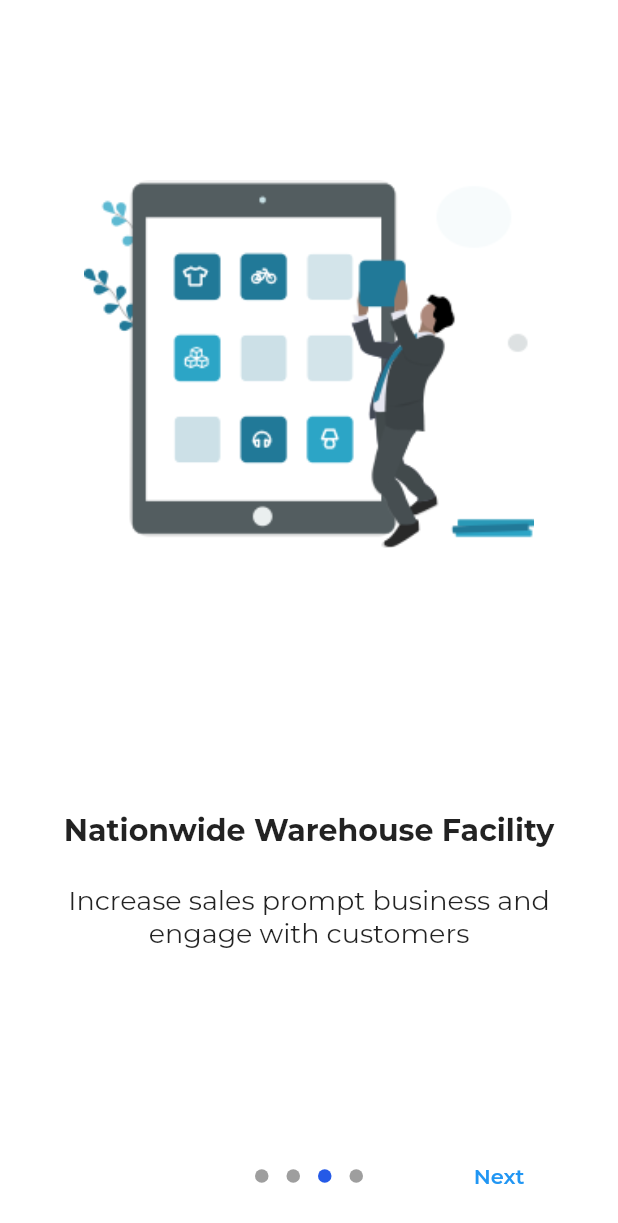
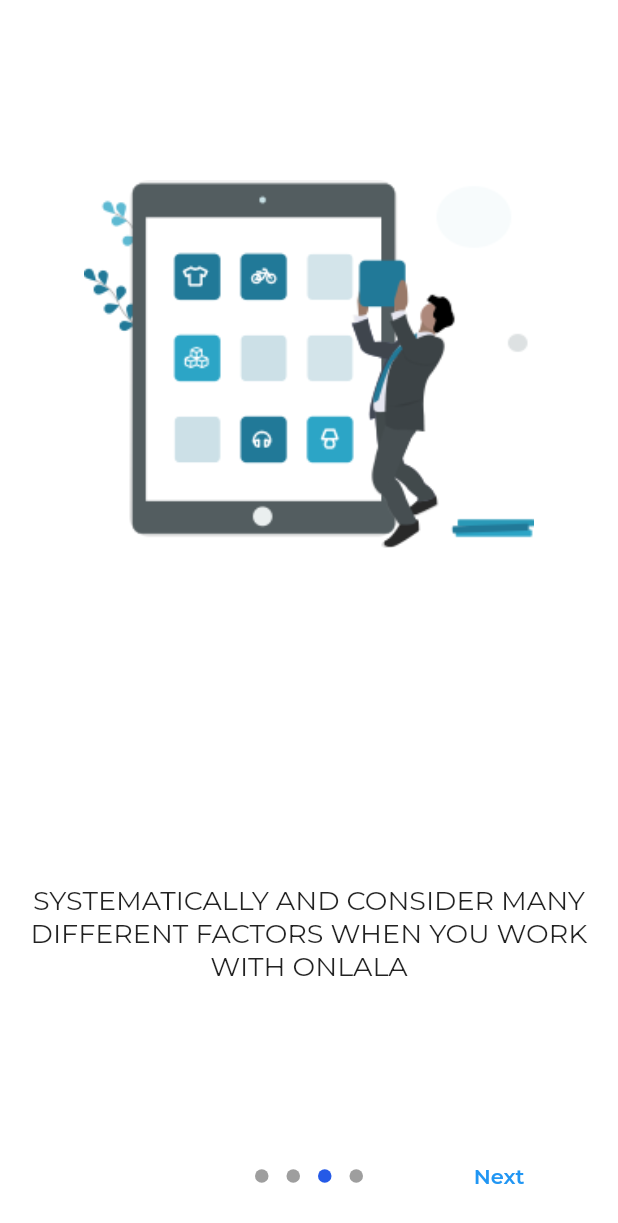
Before and after one commit to vanshg395/onlala_shopping, a Flutter app: the IntroScreen widget shown alone on an empty page, opened directly, swiped to page 3, on a phone screen of 412 x 824 dp. Shown: the top 1223 px of the screen. Run offline on Flutter 3.47's test engine with Material 2 defaults, Android fonts, the phone set to English and light mode, and no system bars; drawn by our look-alikes of dots_indicator, introduction_screen; our stand-ins replace badges, cached_network_image, carousel_slider, chewie, file_picker, fluttertoast and 11 more; missing offline and left inert: geocoder, onesignal_flutter; accounts and stored records are empty; network calls fail; statements that could not run were skipped.

Commit message:
coding done

```diff
--- a/lib/main.dart
+++ b/lib/main.dart
@@ -28,6 +28,7 @@ class MyApp extends StatelessWidget {
       ],
       child: Consumer<Auth>(
         builder: (ctx, auth, _) => MaterialApp(
+          debugShowCheckedModeBanner: false,
           title: 'Onlala Shppping',
           theme: ThemeData(
             primaryColor: Color(0xFF255AE7),
--- a/lib/screens/intro_screen.dart
+++ b/lib/screens/intro_screen.dart
@@ -26,8 +26,8 @@ class IntroScreen extends StatefulWidget {
 class _IntroScreenState extends State<IntroScreen> {
   final List<PageViewModel> pages = [
     PageViewModel(
-      title: "Cross Country Platform",
-      body: "Increase sales prompt business and engage with customers",
+      title: "",
+      body: "ATTAIN CREDIBILITY WITH  A POTENTIAL SUPPLIER",
       image: Center(
         child: Image.asset(
           "assets/img/one.png",
@@ -41,8 +41,8 @@ class _IntroScreenState extends State<IntroScreen> {
       ),
     ),
     PageViewModel(
-      title: "Limited Supplier",
-      body: "Increase sales prompt business and engage with customers",
+      title: "",
+      body: "BUYERS ARE SATISFIED WITH ONLALA SUPPLIER WORK",
       image: Center(
         child: Image.asset(
           "assets/img/two.png",
@@ -56,8 +56,9 @@ class _IntroScreenState extends State<IntroScreen> {
       ),
     ),
     PageViewModel(
-      title: "Nationwide Warehouse Facility",
-      body: "Increase sales prompt business and engage with customers",
+      title: "",
+      body:
+          "SYSTEMATICALLY AND CONSIDER MANY DIFFERENT FACTORS WHEN YOU WORK WITH ONLALA",
       image: Center(
         child: Image.asset(
           "assets/img/three.png",
@@ -71,8 +72,8 @@ class _IntroScreenState extends State<IntroScreen> {
       ),
     ),
     PageViewModel(
-      title: "Promote Business Offline",
-      body: "Increase sales prompt business and engage with customers",
+      title: "",
+      body: "WHERE TO GO FROM ONLALA",
       image: Center(
         child: Image.asset(
           "assets/img/four.png",
```
